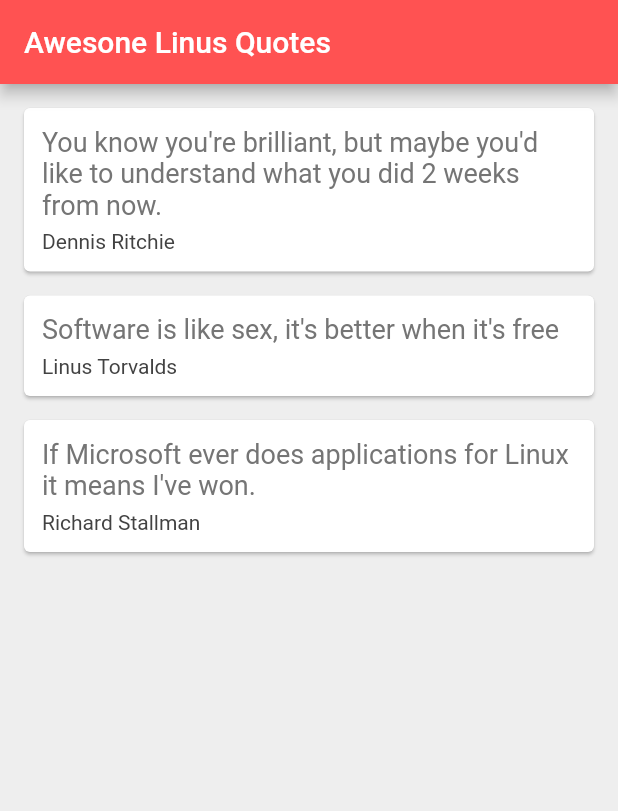
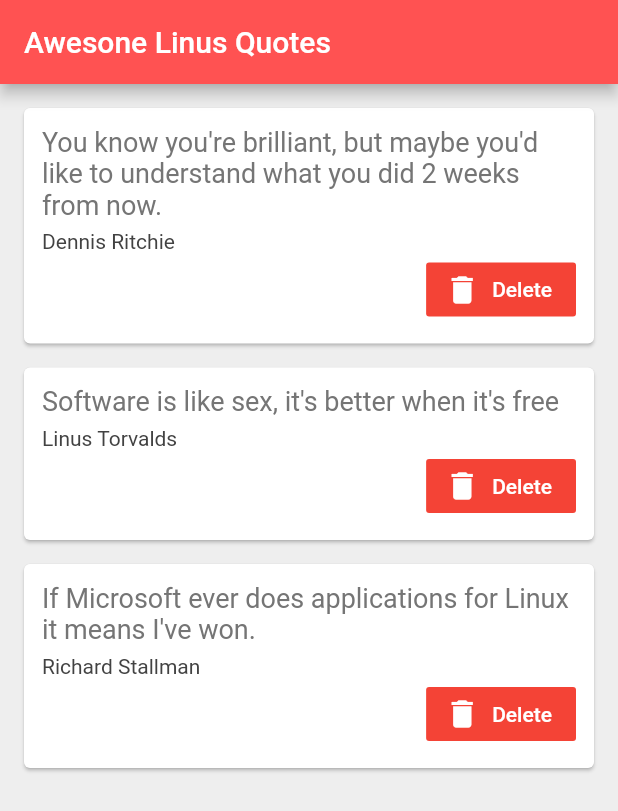
Before and after one commit to casa98/Flutter-Intro, a Flutter app: the screen it shows after launch, on a phone screen of 412 x 824 dp. Shown: the top 811 px of the screen. Run offline on Flutter 3.47's test engine with Material 2 defaults, Android fonts, the phone set to English and light mode, and no system bars.

Commit message:
Send function to stateless, to delete elements

```diff
--- a/lib/main.dart
+++ b/lib/main.dart
@@ -43,7 +43,13 @@ class _MyAppState extends State<MyApp> {
               // Map() fuction cycles through a list of data
               quotes
                   .map(
-                    (quote) => QuoteCard(quote: quote),
+                    (quote) => QuoteCard(
+                        quote: quote,
+                        delete: () {
+                          setState(() {
+                            quotes.remove(quote);
+                          });
+                        }),
                   )
                   .toList(),
         ),
--- a/lib/quote_card.dart
+++ b/lib/quote_card.dart
@@ -5,8 +5,9 @@ import 'quote.dart';
 class QuoteCard extends StatelessWidget {
   // Local var to store here the current quote to display its data
   final Quote quote;
+  final Function delete;
   // Receive in the constructor and add it to local var
-  QuoteCard({this.quote});
+  QuoteCard({this.quote, this.delete});
 
   @override
   Widget build(BuildContext context) {
@@ -34,6 +35,21 @@ class QuoteCard extends StatelessWidget {
                 color: Colors.grey[800],
               ),
             ),
+            Container(
+              alignment: Alignment.bottomRight,
+              child: FlatButton.icon(
+                color: Colors.red,
+                onPressed: delete,
+                icon: Icon(
+                  Icons.delete,
+                  color: Colors.white,
+                ),
+                label: Text(
+                  'Delete',
+                  style: TextStyle(color: Colors.white),
+                ),
+              ),
+            ),
           ],
         ),
       ),
```
